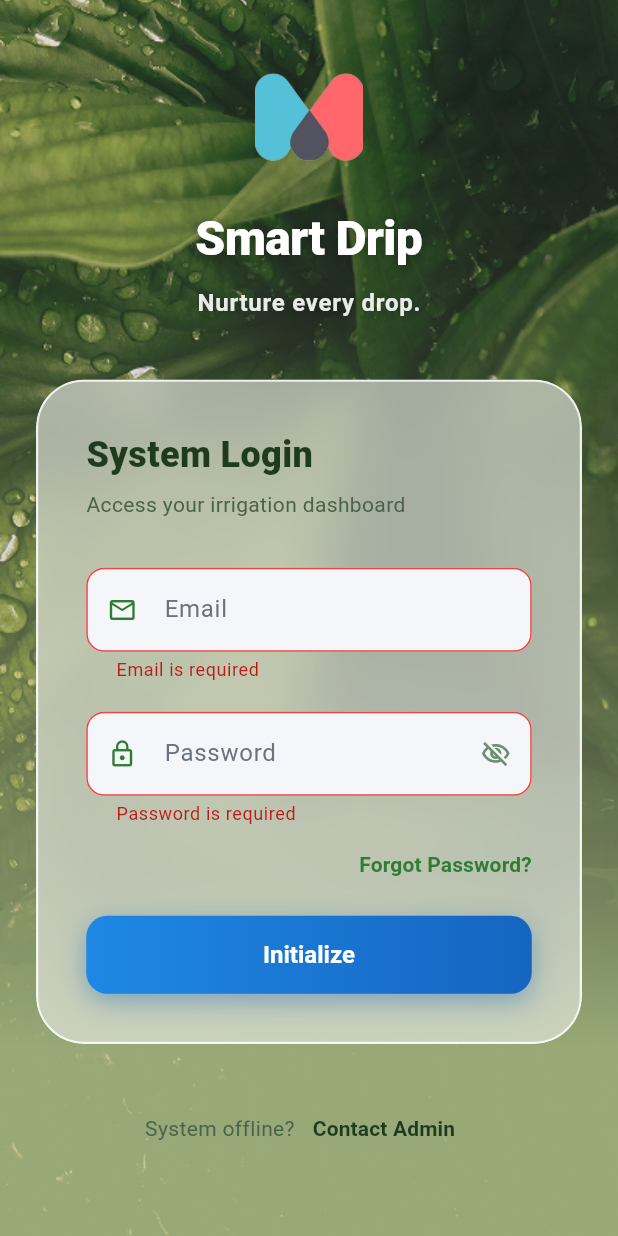
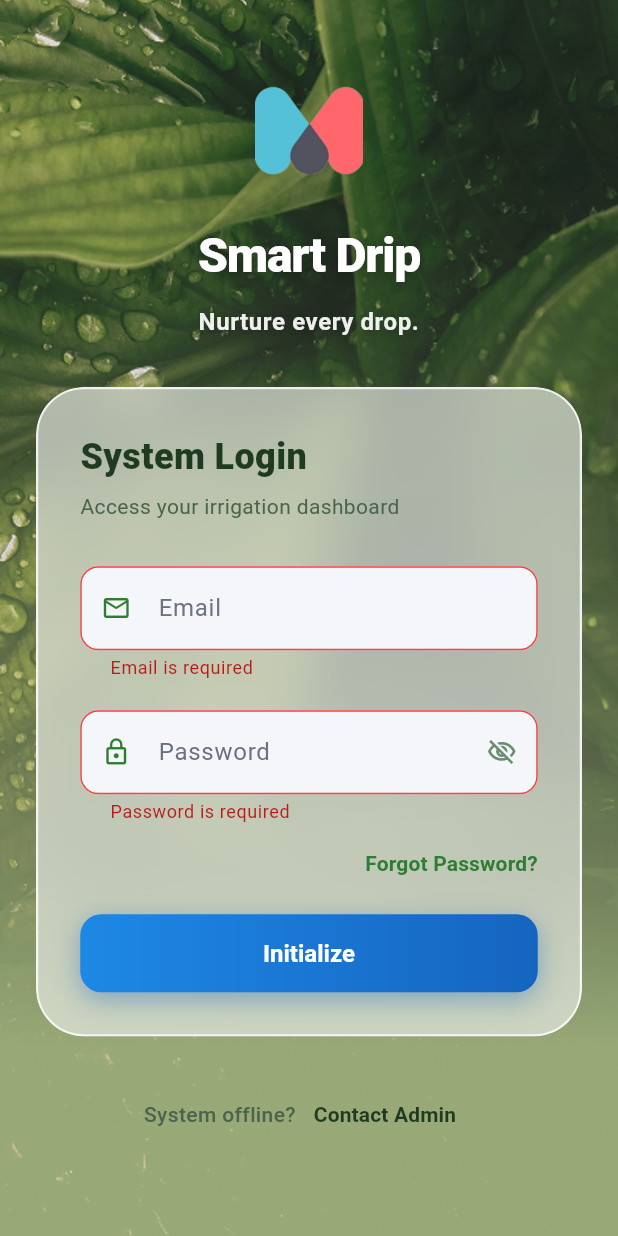
Before and after one commit to macsoft-dev-team/macsoft_drip_irrigation, a Flutter app: the screen it shows after launch, after a tap on "Initialize", on a phone screen of 412 x 824 dp. Run offline on Flutter 3.47's test engine with Material 3 defaults, Android fonts, the phone set to English and light mode, and no system bars; our stand-ins replace file_picker, flutter_secure_storage, share_plus, socket_io_client; missing offline and left inert: excel; accounts and stored records are empty.

Commit message:
login page

```diff
--- a/app/lib/screens/login_page.dart
+++ b/app/lib/screens/login_page.dart
@@ -16,6 +16,7 @@ class _LoginPageState extends State<LoginPage> with TickerProviderStateMixin {
   final _formKey = GlobalKey<FormState>();
   final _emailController = TextEditingController();
   final _passwordController = TextEditingController();
+
   bool _obscurePassword = true;
   bool _isLoading = false;
 
@@ -37,13 +38,13 @@ class _LoginPageState extends State<LoginPage> with TickerProviderStateMixin {
       duration: const Duration(milliseconds: 3500),
     );
 
-    // Droplet physics
     _dropFall = Tween<double>(begin: -150, end: 0).animate(
       CurvedAnimation(
         parent: _introController,
         curve: const Interval(0.0, 0.30, curve: Curves.easeInCubic),
       ),
     );
+
     _dropStretch = Tween<double>(begin: 1.0, end: 2.5).animate(
       CurvedAnimation(
         parent: _introController,
@@ -51,13 +52,13 @@ class _LoginPageState extends State<LoginPage> with TickerProviderStateMixin {
       ),
     );
 
-    // Ripple physics
     _rippleRadius = Tween<double>(begin: 0, end: 600).animate(
       CurvedAnimation(
         parent: _introController,
         curve: const Interval(0.30, 0.70, curve: Curves.easeOutCubic),
       ),
     );
+
     _rippleOpacity = Tween<double>(begin: 1.0, end: 0.0).animate(
       CurvedAnimation(
         parent: _introController,
@@ -65,13 +66,13 @@ class _LoginPageState extends State<LoginPage> with TickerProviderStateMixin {
       ),
     );
 
-    // UI Reveal
     _uiOpacity = Tween<double>(begin: 0.0, end: 1.0).animate(
       CurvedAnimation(
         parent: _introController,
         curve: const Interval(0.45, 1.0, curve: Curves.easeOut),
       ),
     );
+
     _uiSlide = Tween<Offset>(begin: const Offset(0, 0.15), end: Offset.zero)
         .animate(
           CurvedAnimation(
@@ -93,15 +94,21 @@ class _LoginPageState extends State<LoginPage> with TickerProviderStateMixin {
 
   Future<void> _login() async {
     if (!_formKey.currentState!.validate()) return;
+
     setState(() => _isLoading = true);
+
     final ok = await context.read<AppState>().login(
       any: _emailController.text.trim(),
       password: _passwordController.text,
     );
+
     if (!mounted) return;
+
     setState(() => _isLoading = false);
+
     if (!ok) {
       final err = context.read<AppState>().authError ?? 'Login failed';
+
       ScaffoldMessenger.of(context).showSnackBar(
         SnackBar(
           content: Text(err),
@@ -115,27 +122,31 @@ class _LoginPageState extends State<LoginPage> with TickerProviderStateMixin {
     }
   }
 
+  bool _isDesktop(double width) => width >= 900;
+  bool _isTablet(double width) => width >= 600 && width < 900;
+
   @override
   Widget build(BuildContext context) {
     final size = MediaQuery.of(context).size;
-    final impactY = size.height * 0.45; // Water hits right above the form
+    final desktop = _isDesktop(size.width);
+
+    final impactY = size.height * (desktop ? 0.38 : 0.45);
 
     return Scaffold(
-      backgroundColor: const Color(
-        0xFF9FB091,
-      ), // Fallback color matching the image bottom
+      backgroundColor: const Color(0xFF9FB091),
       body: Stack(
         children: [
-          // ── 1. The Photographic Background ──
           Positioned.fill(
             child: Image.asset('assets/bg_leaves.png', fit: BoxFit.cover),
           ),
 
-          // ── 2. Cinematic Ripple Effect (CRYSTAL CLEAR) ──
           AnimatedBuilder(
             animation: _introController,
             builder: (context, child) {
-              if (_introController.value < 0.30) return const SizedBox.shrink();
+              if (_introController.value < 0.30) {
+                return const SizedBox.shrink();
+              }
+
               return Positioned.fill(
                 child: CustomPaint(
                   painter: RipplePainter(
@@ -148,12 +159,13 @@ class _LoginPageState extends State<LoginPage> with TickerProviderStateMixin {
             },
           ),
 
-          // ── 3. Realistic Falling Droplet (CRYSTAL CLEAR) ──
           AnimatedBuilder(
             animation: _introController,
             builder: (context, child) {
-              if (_introController.value >= 0.30)
+              if (_introController.value >= 0.30) {
                 return const SizedBox.shrink();
+              }
+
               return Positioned(
                 top: impactY + _dropFall.value - 30,
                 left: size.width / 2 - 8,
@@ -165,7 +177,6 @@ class _LoginPageState extends State<LoginPage> with TickerProviderStateMixin {
             },
           ),
 
-          // ── 4. Progressive UI Reveal ──
           AnimatedBuilder(
             animation: _introController,
             builder: (context, child) {
@@ -175,43 +186,121 @@ class _LoginPageState extends State<LoginPage> with TickerProviderStateMixin {
               );
             },
             child: SafeArea(
-              child: Center(
+              child: LayoutBuilder(
+                builder: (context, constraints) {
+                  final width = constraints.maxWidth;
+                  final height = constraints.maxHeight;
+
+                  final isDesktopScreen = _isDesktop(width);
+                  final isTabletScreen = _isTablet(width);
+
+                  final horizontalPadding = isDesktopScreen
+                      ? 72.0
+                      : isTabletScreen
+                      ? 48.0
+                      : 24.0;
+
+                  return Center(
                     child: SingleChildScrollView(
-                  padding: const EdgeInsets.symmetric(
-                    horizontal: 24,
-                    vertical: 32,
+                      padding: EdgeInsets.symmetric(
+                        horizontal: horizontalPadding,
+                        vertical: isDesktopScreen ? 40 : 32,
                       ),
+                      child: isDesktopScreen
+                          ? _buildWebLayout(height)
+                          : _buildMobileTabletLayout(isTabletScreen),
+                    ),
+                  );
+                },
+              ),
+            ),
+          ),
+        ],
+      ),
+    );
+  }
+
+  Widget _buildWebLayout(double height) {
+    return ConstrainedBox(
+      constraints: BoxConstraints(
+        maxWidth: 1180,
+        minHeight: height > 80 ? height - 80 : 0,
+      ),
+      child: Row(
+        children: [
+          Expanded(child: _buildBrandSection(isDesktop: true)),
+          const SizedBox(width: 56),
+          SizedBox(
+            width: 440,
+            child: Column(
+              mainAxisSize: MainAxisSize.min,
+              children: [
+                _buildLoginCard(isDesktop: true),
+                const SizedBox(height: 24),
+                _buildSupportRow(),
+              ],
+            ),
+          ),
+        ],
+      ),
+    );
+  }
+
+  Widget _buildMobileTabletLayout(bool isTablet) {
+    return ConstrainedBox(
+      constraints: BoxConstraints(maxWidth: isTablet ? 520 : 430),
       child: Column(
         mainAxisAlignment: MainAxisAlignment.center,
         children: [
-                      // Header is styled to pop against the darker top half of the image
-                      Image.asset('assets/logo.png', width: 72, height: 72),
-                      const SizedBox(height: 16),
-                      const Text(
+          _buildBrandSection(isDesktop: false),
+          SizedBox(height: isTablet ? 36 : 32),
+          _buildLoginCard(isDesktop: false),
+          const SizedBox(height: 28),
+          _buildSupportRow(),
+        ],
+      ),
+    );
+  }
+
+  Widget _buildBrandSection({required bool isDesktop}) {
+    return Column(
+      crossAxisAlignment: isDesktop
+          ? CrossAxisAlignment.start
+          : CrossAxisAlignment.center,
+      mainAxisAlignment: MainAxisAlignment.center,
+      children: [
+        Image.asset(
+          'assets/logo.png',
+          width: isDesktop ? 96 : 72,
+          height: isDesktop ? 96 : 72,
+        ),
+        const SizedBox(height: 18),
+        Text(
           'Smart Drip',
+          textAlign: isDesktop ? TextAlign.left : TextAlign.center,
           style: TextStyle(
-                          fontSize: 32,
+            fontSize: isDesktop ? 52 : 32,
             fontWeight: FontWeight.w900,
-                          color: Colors
-                              .white, // White pops beautifully against the dark green leaves
-                          letterSpacing: -0.5,
-                          shadows: [
+            color: Colors.white,
+            letterSpacing: -0.8,
+            shadows: const [
               Shadow(
                 color: Colors.black26,
-                              blurRadius: 10,
-                              offset: Offset(0, 2),
+                blurRadius: 12,
+                offset: Offset(0, 3),
               ),
             ],
           ),
         ),
-                      const SizedBox(height: 8),
+        const SizedBox(height: 10),
         Text(
           'Nurture every drop.',
+          textAlign: isDesktop ? TextAlign.left : TextAlign.center,
           style: TextStyle(
-                          fontSize: 16,
-                          color: Colors.white.withOpacity(0.9),
-                          fontWeight: FontWeight.w600,
-                          letterSpacing: 0.5,
+            fontSize: isDesktop ? 22 : 16,
+            color: Colors.white.withOpacity(0.92),
+            fontWeight: FontWeight.w700,
+            letterSpacing: 0.4,
             shadows: const [
               Shadow(
                 color: Colors.black26,
@@ -221,30 +310,44 @@ class _LoginPageState extends State<LoginPage> with TickerProviderStateMixin {
             ],
           ),
         ),
-                      const SizedBox(height: 40),
+        if (isDesktop) ...[
+          const SizedBox(height: 26),
+          SizedBox(
+            width: 520,
+            child: Text(
+              'Monitor farms, manage irrigation schedules, and control field operations from one secure dashboard.',
+              style: TextStyle(
+                fontSize: 17,
+                height: 1.6,
+                color: Colors.white.withOpacity(0.88),
+                fontWeight: FontWeight.w500,
+              ),
+            ),
+          ),
+        ],
+      ],
+    );
+  }
 
-                      // The Form Card (Frosted glass sitting over the light olive fade)
-                      ClipRRect(
-                        borderRadius: BorderRadius.circular(32),
+  Widget _buildLoginCard({required bool isDesktop}) {
+    return ClipRRect(
+      borderRadius: BorderRadius.circular(isDesktop ? 36 : 32),
       child: BackdropFilter(
         filter: ImageFilter.blur(sigmaX: 16, sigmaY: 16),
         child: Container(
-                            padding: const EdgeInsets.all(32),
+          width: double.infinity,
+          padding: EdgeInsets.all(isDesktop ? 36 : 28),
           decoration: BoxDecoration(
-                              color: Colors.white.withOpacity(
-                                0.55,
-                              ), // Translucent white
-                              borderRadius: BorderRadius.circular(32),
+            color: Colors.white.withOpacity(0.58),
+            borderRadius: BorderRadius.circular(isDesktop ? 36 : 32),
             border: Border.all(
               color: Colors.white.withOpacity(0.8),
               width: 1.5,
             ),
             boxShadow: [
               BoxShadow(
-                                  color: const Color(
-                                    0xFF1E3B20,
-                                  ).withOpacity(0.15), // Deep green shadow
-                                  blurRadius: 40,
+                color: const Color(0xFF1E3B20).withOpacity(0.16),
+                blurRadius: 42,
                 offset: const Offset(0, 20),
               ),
             ],
@@ -254,25 +357,20 @@ class _LoginPageState extends State<LoginPage> with TickerProviderStateMixin {
             child: Column(
               crossAxisAlignment: CrossAxisAlignment.start,
               children: [
-                                  const Text(
+                Text(
                   'System Login',
                   style: TextStyle(
-                                      fontSize: 24,
+                    fontSize: isDesktop ? 26 : 24,
                     fontWeight: FontWeight.w800,
-                                      color: Color(
-                                        0xFF1E3B20,
-                                      ), // Dark Forest Green
+                    color: const Color(0xFF1E3B20),
                   ),
                 ),
                 const SizedBox(height: 6),
                 const Text(
                   'Access your irrigation dashboard',
-                                    style: TextStyle(
-                                      fontSize: 14,
-                                      color: Color(0xFF4A634D), // Muted Olive
+                  style: TextStyle(fontSize: 14, color: Color(0xFF4A634D)),
                 ),
-                                  ),
-                                  const SizedBox(height: 32),
+                SizedBox(height: isDesktop ? 34 : 30),
 
                 AppTextField(
                   controller: _emailController,
@@ -285,13 +383,16 @@ class _LoginPageState extends State<LoginPage> with TickerProviderStateMixin {
                     color: Color(0xFF2E7D32),
                   ),
                   validator: (v) {
-                                      if (v == null || v.trim().isEmpty)
+                    if (v == null || v.trim().isEmpty) {
                       return 'Email is required';
-                                      if (!v.contains('@'))
+                    }
+                    if (!v.contains('@')) {
                       return 'Enter a valid email';
+                    }
                     return null;
                   },
                 ),
+
                 const SizedBox(height: 20),
 
                 AppTextField(
@@ -311,16 +412,19 @@ class _LoginPageState extends State<LoginPage> with TickerProviderStateMixin {
                       size: 20,
                       color: const Color(0xFF6B8E6E),
                     ),
-                                      onPressed: () => setState(
-                                        () => _obscurePassword =
-                                            !_obscurePassword,
-                                      ),
+                    onPressed: () {
+                      setState(() {
+                        _obscurePassword = !_obscurePassword;
+                      });
+                    },
                   ),
                   validator: (v) {
-                                      if (v == null || v.isEmpty)
+                    if (v == null || v.isEmpty) {
                       return 'Password is required';
-                                      if (v.length < 6)
+                    }
+                    if (v.length < 6) {
                       return 'Minimum 6 characters';
+                    }
                     return null;
                   },
                 ),
@@ -330,21 +434,16 @@ class _LoginPageState extends State<LoginPage> with TickerProviderStateMixin {
                   child: TextButton(
                     onPressed: () {},
                     style: TextButton.styleFrom(
-                                        padding: const EdgeInsets.symmetric(
-                                          vertical: 16,
-                                        ),
-                                        foregroundColor: const Color(
-                                          0xFF2E7D32,
-                                        ),
+                      padding: const EdgeInsets.symmetric(vertical: 16),
+                      foregroundColor: const Color(0xFF2E7D32),
                     ),
                     child: const Text(
                       'Forgot Password?',
-                                        style: TextStyle(
-                                          fontWeight: FontWeight.w700,
+                      style: TextStyle(fontWeight: FontWeight.w700),
                     ),
                   ),
                 ),
-                                  ),
+
                 const SizedBox(height: 8),
 
                 SizedBox(
@@ -360,43 +459,34 @@ class _LoginPageState extends State<LoginPage> with TickerProviderStateMixin {
           ),
         ),
       ),
-                      ),
-                      const SizedBox(height: 32),
+    );
+  }
 
-                      Row(
-                        mainAxisAlignment: MainAxisAlignment.center,
+  Widget _buildSupportRow() {
+    return Wrap(
+      alignment: WrapAlignment.center,
+      crossAxisAlignment: WrapCrossAlignment.center,
       children: [
         const Text(
-                            "System offline?",
+          'System offline?',
           style: TextStyle(
             color: Color(0xFF4A634D),
-                            ), // Muted olive
+            fontWeight: FontWeight.w500,
+          ),
         ),
         TextButton(
           onPressed: () {},
-                            style: TextButton.styleFrom(
-                              foregroundColor: const Color(0xFF1E3B20),
-                            ), // Dark green
+          style: TextButton.styleFrom(foregroundColor: const Color(0xFF1E3B20)),
           child: const Text(
             'Contact Admin',
             style: TextStyle(fontWeight: FontWeight.bold),
           ),
         ),
       ],
-                      ),
-                    ],
-                  ),
-                ),
-              ),
-            ),
-          ),
-        ],
-      ),
     );
   }
 }
 
-// ── Realistic Droplet Painter (Tuned for Green Refraction) ──
 class DropletPainter extends CustomPainter {
   final double stretch;
 
@@ -407,7 +497,6 @@ class DropletPainter extends CustomPainter {
     final width = size.width;
     final height = size.height * stretch;
 
-    // Main Body
     final path = Path();
     path.moveTo(width / 2, 0);
     path.cubicTo(
@@ -420,16 +509,13 @@ class DropletPainter extends CustomPainter {
     );
     path.cubicTo(0, height * 0.7, width * 0.2, height * 0.4, width / 2, 0);
 
-    // Refracts white and a hint of the green leaf background
     final gradient = RadialGradient(
       center: const Alignment(-0.2, 0.3),
       radius: 0.8,
       colors: [
         Colors.white,
-        const Color(
-          0xFFE8F5E9,
-        ).withOpacity(0.9), // Very light translucent green
-        const Color(0xFF81C784).withOpacity(0.5), // Soft leaf green shadow
+        const Color(0xFFE8F5E9).withOpacity(0.9),
+        const Color(0xFF81C784).withOpacity(0.5),
       ],
       stops: const [0.0, 0.6, 1.0],
     );
@@ -441,11 +527,11 @@ class DropletPainter extends CustomPainter {
         ..style = PaintingStyle.fill,
     );
 
-    // Specular Highlight (The crisp white reflection that makes it look like real water)
     final highlight = Path();
     highlight.addOval(
       Rect.fromLTWH(width * 0.2, height * 0.15, width * 0.35, height * 0.25),
     );
+
     canvas.drawPath(
       highlight,
       Paint()
@@ -455,11 +541,11 @@ class DropletPainter extends CustomPainter {
   }
 
   @override
-  bool shouldRepaint(covariant DropletPainter oldDelegate) =>
-      oldDelegate.stretch != stretch;
+  bool shouldRepaint(covariant DropletPainter oldDelegate) {
+    return oldDelegate.stretch != stretch;
+  }
 }
 
-// ── Energy Dissipation Ripple Painter (Crisp Vectors) ──
 class RipplePainter extends CustomPainter {
   final double radius;
   final double opacity;
@@ -477,15 +563,14 @@ class RipplePainter extends CustomPainter {
 
     for (int i = 0; i < 3; i++) {
       final currentRadius = (radius - (i * 45)).clamp(0.0, double.infinity);
+
       if (currentRadius <= 0) continue;
 
       final currentOpacity = (opacity - (i * 0.25)).clamp(0.0, 1.0);
 
-      // Crisp, thin strokes imitating physical water tension on the leaves
       final currentStroke = (3.0 - (radius / 250) - (i * 0.5)).clamp(0.5, 3.0);
 
       final paint = Paint()
-        // White/clear strokes to act as reflections against the green photo
         ..color = Colors.white.withOpacity(currentOpacity * 0.8)
         ..style = PaintingStyle.stroke
         ..strokeWidth = currentStroke;
@@ -495,6 +580,7 @@ class RipplePainter extends CustomPainter {
   }
 
   @override
-  bool shouldRepaint(covariant RipplePainter oldDelegate) =>
-      oldDelegate.radius != radius || oldDelegate.opacity != opacity;
+  bool shouldRepaint(covariant RipplePainter oldDelegate) {
+    return oldDelegate.radius != radius || oldDelegate.opacity != opacity;
   }
+}
```
Also changed, not shown: app/pubspec.lock. Lines whose indentation alone changed are shown as unchanged.
